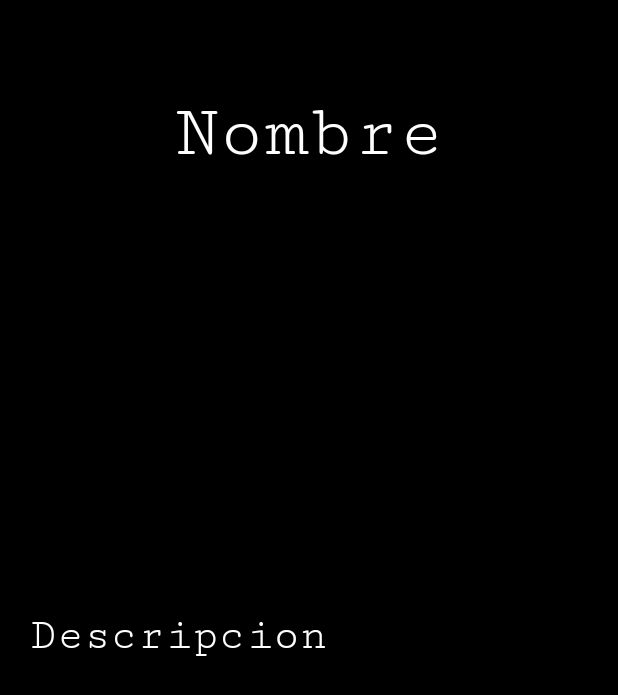
After one commit to jtalaveraa/RecyclerViewRamiro, an Android app: the DetalleDinosaurio screen opened directly, with no data from a screen before it, on a phone screen of 412 x 824 dp. The commit adds this screen. Shown: the top 695 px of the screen. Run offline under Robolectric (Android 15) with nearby library versions, the phone set to English and light mode, and no system bars.

Commit message:
detalle de dinosaurio mediante intent y serializando los datos

```diff
--- a/app/src/main/AndroidManifest.xml
+++ b/app/src/main/AndroidManifest.xml
@@ -13,6 +13,9 @@
         android:theme="@style/Theme.RecyclerViewClase"
         tools:targetApi="31">
         <activity
+            android:name=".DetalleDinosaurio"
+            android:exported="false" />
+        <activity
             android:name=".MainActivity"
             android:exported="true">
             <intent-filter>
--- /dev/null
+++ b/app/src/main/java/com/example/recyclerviewclase/DetalleDinosaurio.java
@@ -0,0 +1,43 @@
+package com.example.recyclerviewclase;
+
+import android.annotation.SuppressLint;
+import android.content.Intent;
+import android.graphics.Color;
+import android.os.Bundle;
+import android.widget.ImageView;
+import android.widget.TextView;
+
+import androidx.activity.EdgeToEdge;
+import androidx.appcompat.app.AppCompatActivity;
+import androidx.constraintlayout.widget.ConstraintLayout;
+import androidx.core.graphics.Insets;
+import androidx.core.view.ViewCompat;
+import androidx.core.view.WindowInsetsCompat;
+import com.example.recyclerviewclase.modelos.Dinosaurio;
+
+
+public class DetalleDinosaurio extends AppCompatActivity {
+    TextView txtNombre, txtDescripcion;
+    ImageView imagen;
+    Color color;
+    @Override
+    protected void onCreate(Bundle savedInstanceState) {
+        super.onCreate(savedInstanceState);
+        setContentView(R.layout.activity_detalle_dinosaurio);
+        Intent intent = getIntent();
+            intent.getSerializableExtra("dinosaurio");
+        Dinosaurio dino = (Dinosaurio) intent.getSerializableExtra("dinosaurio");
+        txtNombre = findViewById(R.id.txtnombred);
+        txtDescripcion = findViewById(R.id.txtdescripciond);
+        imagen = findViewById(R.id.ivimagen);
+        ConstraintLayout layout = findViewById(R.id.main);
+
+
+        if (dino != null) {
+            txtNombre.setText(dino.getNombre());
+            txtDescripcion.setText(dino.getDescripcion());
+            imagen.setImageResource(dino.getImagen());
+            layout.setBackgroundColor(Color.parseColor(dino.getColor()));
+        }
+    }
+}
--- a/app/src/main/java/com/example/recyclerviewclase/adapter/DinosariosAdapter.java
+++ b/app/src/main/java/com/example/recyclerviewclase/adapter/DinosariosAdapter.java
@@ -1,6 +1,7 @@
 package com.example.recyclerviewclase.adapter;
 
 
+import android.content.Intent;
 import android.graphics.Color;
 import android.view.LayoutInflater;
 import android.view.View;
@@ -15,6 +16,8 @@ import com.example.recyclerviewclase.R;
 import com.example.recyclerviewclase.modelos.Dinosaurio;
 
 import java.util.List;
+
+import com.example.recyclerviewclase.DetalleDinosaurio;
 
 public class DinosariosAdapter extends RecyclerView.Adapter<DinosariosAdapter.DinosaurioViewHolder> {
 
@@ -34,6 +37,9 @@ public class DinosariosAdapter extends RecyclerView.Adapter<DinosariosAdapter.Di
         return new DinosaurioViewHolder(view); // Regresar vista al metodo de view holder
     }
 
+
+
+
     @Override
     public void onBindViewHolder(@NonNull DinosariosAdapter.DinosaurioViewHolder holder, int position) {
         holder.setData(dinasauriosLista.get(position));
@@ -41,10 +47,10 @@ public class DinosariosAdapter extends RecyclerView.Adapter<DinosariosAdapter.Di
 
     @Override
     public int getItemCount() {
-        return dinasauriosLista.size(); // Primero se llena este metodo
+        return dinasauriosLista.size(); // Primero se llena este metodo y es el tamaño de la vista
     }
 
-    public class DinosaurioViewHolder extends RecyclerView.ViewHolder implements View.OnClickListener{
+    public class DinosaurioViewHolder extends RecyclerView.ViewHolder implements View.OnClickListener{ // Esta clase es un recycler view y un listener
         TextView txtnombre, txttipo, txtdescripcion;
         Dinosaurio dino;
         ImageView imview;
@@ -55,8 +61,14 @@ public class DinosariosAdapter extends RecyclerView.Adapter<DinosariosAdapter.Di
             txttipo = itemView.findViewById(R.id.txttipo);
             txtdescripcion = itemView.findViewById(R.id.txtdescripcion);
             imview = itemView.findViewById(R.id.ivimagen);
-            // itemviewdino.
-            // imview.setOnClickListener(this);
+            imview.setOnClickListener(this);
+            /* OTRA FORMA DE IMPLEMENTAR EL setOnClickListener
+            imview.setOnClickListener(new View.OnClickListener() {
+                @Override
+                public void onClick(View view) {
+                }
+
+            }); */
         }
 
         public void setData(Dinosaurio dinosario){
@@ -73,11 +85,14 @@ public class DinosariosAdapter extends RecyclerView.Adapter<DinosariosAdapter.Di
         }
 
 
-
         @Override
         public void onClick(View view) {
-            // crear intent con una actividad
-            // convertir dinosaurio a string y mandarlo a la segunda actividad (serializarlo)
+
+            Intent intent = new Intent(view.getContext(), DetalleDinosaurio.class);
+            intent.putExtra("dinosaurio", dino);
+
+
+            view.getContext().startActivity(intent); //Saber en que contexto estoy en el recyclerView
 
         }
     }
--- a/app/src/main/java/com/example/recyclerviewclase/modelos/Dinosaurio.java
+++ b/app/src/main/java/com/example/recyclerviewclase/modelos/Dinosaurio.java
@@ -1,6 +1,8 @@
 package com.example.recyclerviewclase.modelos;
 
-public class Dinosaurio {
+import java.io.Serializable;
+
+public class Dinosaurio implements Serializable {
     private String nombre;
     private String tipo;
     private String descripcion;
--- /dev/null
+++ b/app/src/main/res/layout/activity_detalle_dinosaurio.xml
@@ -0,0 +1,64 @@
+<?xml version="1.0" encoding="utf-8"?>
+<androidx.constraintlayout.widget.ConstraintLayout xmlns:android="http://schemas.android.com/apk/res/android"
+    xmlns:app="http://schemas.android.com/apk/res-auto"
+    xmlns:tools="http://schemas.android.com/tools"
+    android:id="@+id/main"
+    android:layout_width="match_parent"
+    android:layout_height="match_parent"
+    tools:context=".DetalleDinosaurio"
+    android:padding="20dp"
+    android:background="@color/black">
+
+    <TextView
+        android:id="@+id/txtnombred"
+        android:layout_width="wrap_content"
+        android:layout_height="wrap_content"
+        android:text="Nombre"
+        android:textColor="@color/white"
+        android:textSize="50dp"
+        android:fontFamily="serif-monospace"
+        app:layout_constraintStart_toStartOf="parent"
+        app:layout_constraintEnd_toEndOf="parent"
+        app:layout_constraintTop_toTopOf="parent"
+        app:layout_constraintBottom_toTopOf="@id/ivimagen"
+        app:layout_constraintVertical_bias=".1"
+        app:layout_constraintVertical_chainStyle="packed"
+
+        >
+        <!-- android:textAlignment="center" -->
+    </TextView>
+
+    <ImageView
+        android:id="@+id/ivimagen"
+        android:layout_width="300dp"
+        android:layout_height="250dp"
+        app:layout_constraintBottom_toTopOf="@+id/txtdescripciond"
+        app:layout_constraintEnd_toEndOf="parent"
+        app:layout_constraintStart_toStartOf="parent"
+        app:layout_constraintTop_toBottomOf="@+id/txtnombred"
+        app:layout_constraintVertical_bias=".1"
+        android:layout_marginTop="20dp"
+        >
+
+    </ImageView>
+
+    <TextView
+        android:id="@+id/txtdescripciond"
+        android:layout_width="0dp"
+        android:layout_height="wrap_content"
+        android:text="Descripcion"
+        android:textColor="@color/white"
+        android:textSize="30dp"
+        android:fontFamily="serif-monospace"
+        app:layout_constraintBottom_toBottomOf="parent"
+        app:layout_constraintEnd_toEndOf="parent"
+        app:layout_constraintVertical_bias="0.1"
+        app:layout_constraintStart_toStartOf="parent"
+        app:layout_constraintTop_toBottomOf="@+id/ivimagen"
+        android:layout_marginTop="20dp"
+
+        >
+
+    </TextView>
+
+</androidx.constraintlayout.widget.ConstraintLayout>
```
